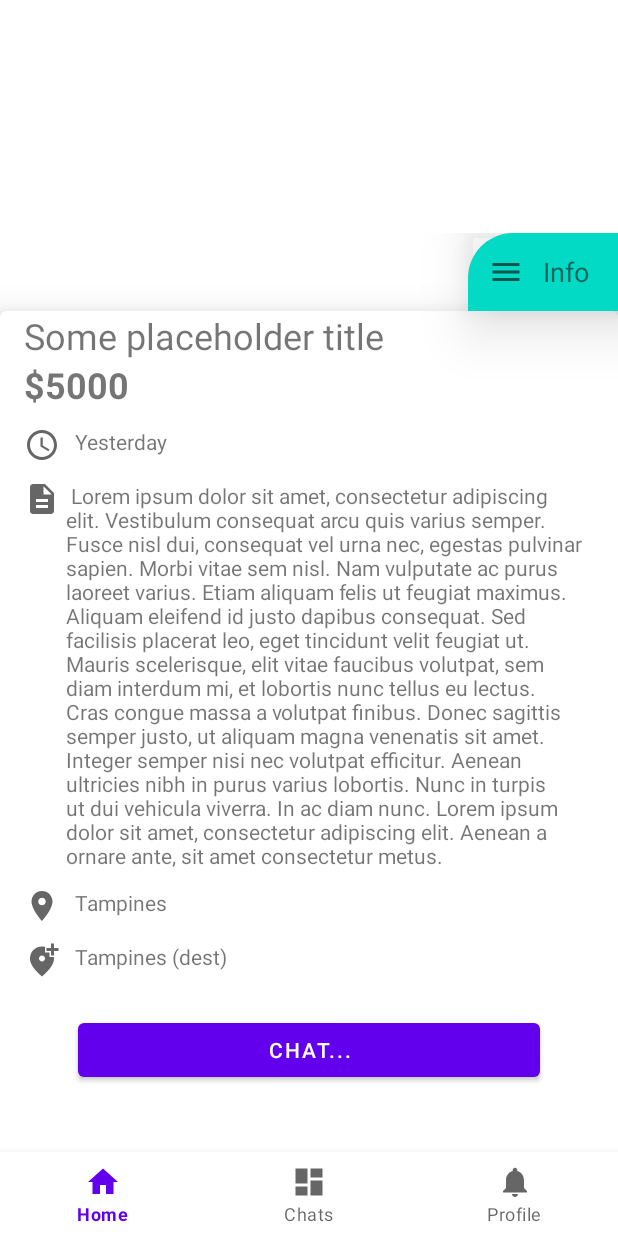
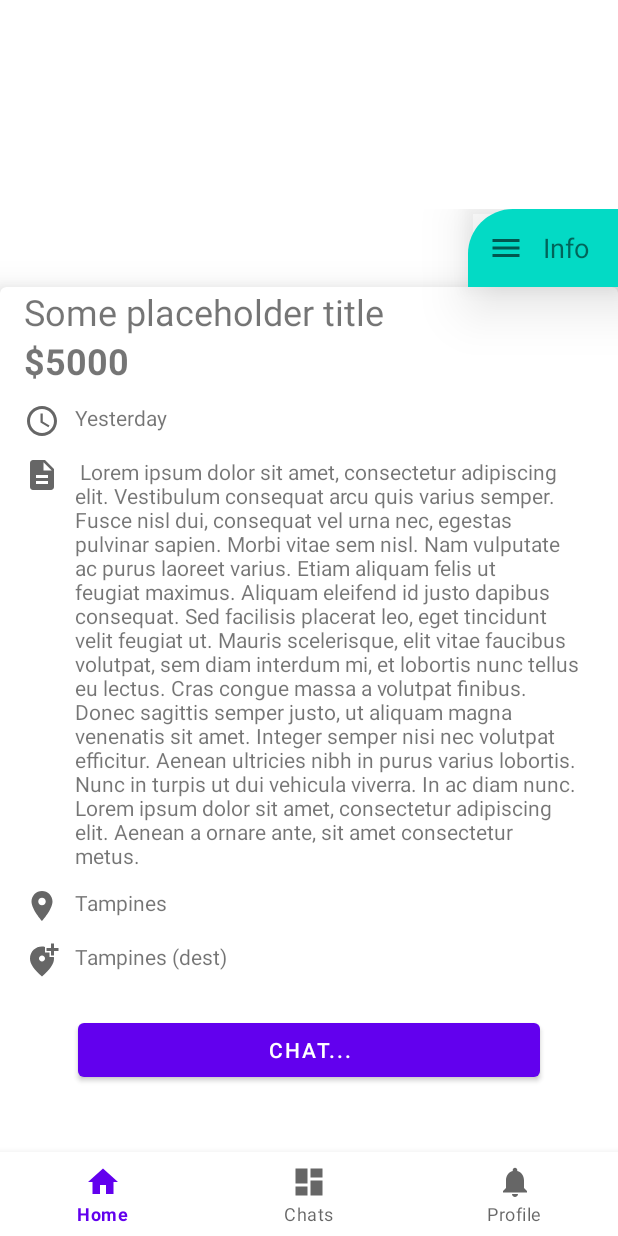
Before and after one commit to Aster0/IntuitionProj, an Android app: the HomeFragment screen opened directly, with no data from a screen before it, after a tap on an icon or button, on a phone screen of 412 x 824 dp. Run offline under Robolectric (Android 15) with nearby library versions, the phone set to English and light mode, and no system bars; our stand-ins replace Firebase (no records; nobody signed in at launch, a user with empty details on screens opened directly), navigation-ui.

Commit message:
fix description spacing

```diff
--- a/app/src/main/res/layout/comments_details_bottomsheet.xml
+++ b/app/src/main/res/layout/comments_details_bottomsheet.xml
@@ -95,7 +95,7 @@
                     android:layout_height="wrap_content"
                     app:layout_constraintTop_toTopOf="@id/description_icon"
                     app:layout_constraintStart_toEndOf="@id/description_icon"
-                    android:layout_marginStart="4dp"
+                    android:layout_marginStart="10dp"
                     app:layout_constraintEnd_toEndOf="parent"
                     android:layout_marginEnd="24dp"
                     android:text=" Lorem ipsum dolor sit amet, consectetur adipiscing elit. Vestibulum consequat arcu quis varius semper. Fusce nisl dui, consequat vel urna nec, egestas pulvinar sapien. Morbi vitae sem nisl. Nam vulputate ac purus laoreet varius. Etiam aliquam felis ut feugiat maximus. Aliquam eleifend id justo dapibus consequat. Sed facilisis placerat leo, eget tincidunt velit feugiat ut. Mauris scelerisque, elit vitae faucibus volutpat, sem diam interdum mi, et lobortis nunc tellus eu lectus. Cras congue massa a volutpat finibus. Donec sagittis semper justo, ut aliquam magna venenatis sit amet. Integer semper nisi nec volutpat efficitur. Aenean ultricies nibh in purus varius lobortis. Nunc in turpis ut dui vehicula viverra. In ac diam nunc. Lorem ipsum dolor sit amet, consectetur adipiscing elit. Aenean a ornare ante, sit amet consectetur metus." />
```
